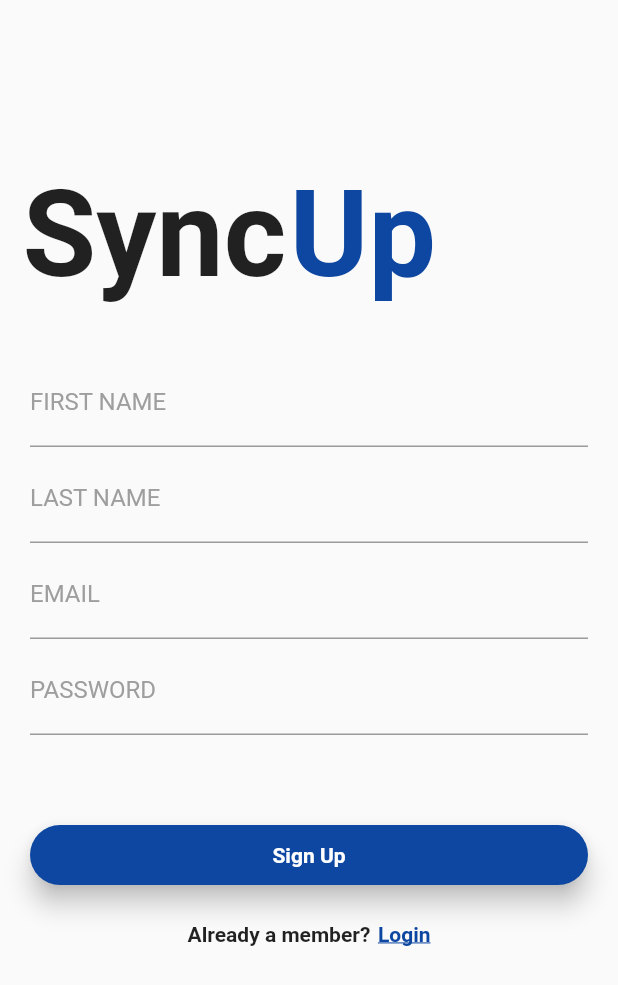
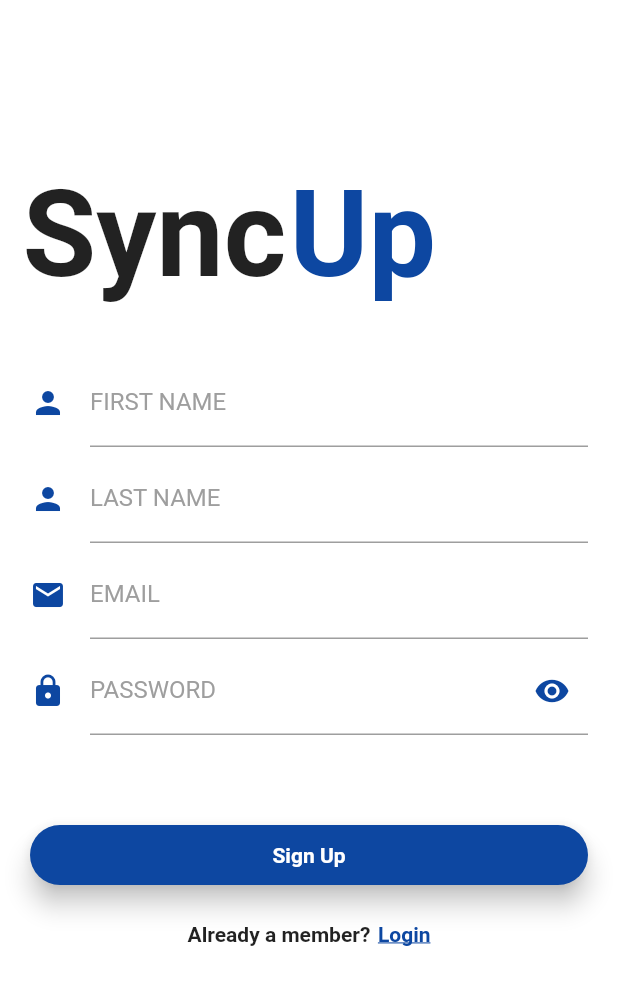
Before and after one commit to TeddyBonkerz/SyncUp, a Flutter app: the screen it shows after launch, after a tap on "Register", on a phone screen of 412 x 824 dp. Shown: the top 985 px of the screen. Run offline on Flutter 3.47's test engine with Material 2 defaults, Android fonts, the light colour scheme and no system bars; our stand-ins replace google_fonts; Roboto replaces fonts that are missing (Montserrat).

Commit message:
Made a few UI additions to the login and register pages.

```diff
--- /dev/null
+++ b/lib/constants.dart
@@ -0,0 +1,4 @@
+import 'package:flutter/material.dart';
+
+const primaryColor = Color(0xFF0D47A1);
+const primaryLightColor = Color(0xFF2196F3);
--- a/lib/main.dart
+++ b/lib/main.dart
@@ -1,4 +1,5 @@
 import 'package:flutter/material.dart';
+import 'constants.dart';
 import 'screens/login.dart';
 import 'screens/signup.dart';
 import 'screens/homepage.dart';
@@ -13,8 +14,12 @@ class MyApp extends StatelessWidget {
   @override
   Widget build(BuildContext context) {
     return MaterialApp(
-      title: 'Flutter Demo',
+      title: 'Flutter App',
       debugShowCheckedModeBanner: false,
+      theme: ThemeData(
+        primaryColor: primaryColor,
+        scaffoldBackgroundColor: Colors.white,
+      ),
       routes: <String, WidgetBuilder>{
         '/signup': (BuildContext context) => new SignUpScreen(),
         '/homepage': (BuildContext context) => new HomepageScreen()
--- a/lib/screens/login.dart
+++ b/lib/screens/login.dart
@@ -1,5 +1,6 @@
 import 'package:flutter/material.dart';
 import 'package:google_fonts/google_fonts.dart';
+import '../constants.dart';
 import 'package:flutter/services.dart';
 
 class LoginScreen extends StatefulWidget {
@@ -37,7 +38,7 @@ class _LoginScreenState extends State<LoginScreen> {
                       textStyle: TextStyle(
                           fontSize: 80.0,
                           fontWeight: FontWeight.bold,
-                          color: Colors.blue[900]),
+                          color: primaryColor),
                     ),
                   ),
                 ),
@@ -51,13 +52,17 @@ class _LoginScreenState extends State<LoginScreen> {
                 //Email Field
                 TextField(
                   decoration: InputDecoration(
+                    icon: Icon(
+                      Icons.email,
+                      color: primaryColor,
+                    ),
                     labelText: 'EMAIL',
                     labelStyle: TextStyle(
                         //fontWeight: FontWeight.bold,
                         fontFamily: 'Montserrat',
                         color: Colors.grey),
                     focusedBorder: UnderlineInputBorder(
-                      borderSide: BorderSide(color: Colors.blue[900]),
+                      borderSide: BorderSide(color: primaryColor),
                     ),
                   ),
                 ),
@@ -65,13 +70,21 @@ class _LoginScreenState extends State<LoginScreen> {
                 //Password Field
                 TextField(
                   decoration: InputDecoration(
+                    icon: Icon(
+                      Icons.lock,
+                      color: primaryColor,
+                    ),
+                    suffixIcon: Icon(
+                      Icons.visibility,
+                      color: primaryColor,
+                    ),
                     labelText: 'PASSWORD',
                     labelStyle: TextStyle(
                         //fontWeight: FontWeight.bold,
                         fontFamily: 'Montserrat',
                         color: Colors.grey),
                     focusedBorder: UnderlineInputBorder(
-                      borderSide: BorderSide(color: Colors.blue[900]),
+                      borderSide: BorderSide(color: primaryColor),
                     ),
                   ),
                   obscureText: true,
@@ -86,7 +99,7 @@ class _LoginScreenState extends State<LoginScreen> {
                       'Forgot Password',
                       style: GoogleFonts.mcLaren(
                         textStyle: TextStyle(
-                            color: Colors.blue[900],
+                            color: primaryColor,
                             fontWeight: FontWeight.bold,
                             decoration: TextDecoration.underline),
                       ),
@@ -100,7 +113,7 @@ class _LoginScreenState extends State<LoginScreen> {
                   child: Material(
                     borderRadius: BorderRadius.circular(20.0),
                     shadowColor: Colors.blueAccent[900],
-                    color: Colors.blue[900],
+                    color: primaryColor,
                     elevation: 7.0,
                     child: GestureDetector(
                       onTap: () {
@@ -140,7 +153,7 @@ class _LoginScreenState extends State<LoginScreen> {
                         'Register',
                         style: GoogleFonts.mcLaren(
                           textStyle: TextStyle(
-                              color: Colors.blue[900],
+                              color: primaryColor,
                               fontWeight: FontWeight.bold,
                               decoration: TextDecoration.underline),
                         ),
--- a/lib/screens/signup.dart
+++ b/lib/screens/signup.dart
@@ -1,5 +1,6 @@
 import 'package:flutter/material.dart';
 import 'package:flutter/services.dart';
+import '../constants.dart';
 
 class SignUpScreen extends StatefulWidget {
   @override
@@ -33,7 +34,7 @@ class _SignUpScreenState extends State<SignUpScreen> {
                     style: TextStyle(
                         fontSize: 80.0,
                         fontWeight: FontWeight.bold,
-                        color: Colors.blue[900]),
+                        color: primaryColor),
                   ),
                 )
               ],
@@ -46,13 +47,17 @@ class _SignUpScreenState extends State<SignUpScreen> {
                 //First Name Field
                 TextField(
                   decoration: InputDecoration(
+                    icon: Icon(
+                      Icons.person,
+                      color: primaryColor,
+                    ),
                     labelText: 'FIRST NAME',
                     labelStyle: TextStyle(
                         //fontWeight: FontWeight.bold,
                         fontFamily: 'Montserrat',
                         color: Colors.grey),
                     focusedBorder: UnderlineInputBorder(
-                      borderSide: BorderSide(color: Colors.blue[900]),
+                      borderSide: BorderSide(color: primaryColor),
                     ),
                   ),
                 ),
@@ -60,13 +65,17 @@ class _SignUpScreenState extends State<SignUpScreen> {
                 //Last Name Field
                 TextField(
                   decoration: InputDecoration(
+                    icon: Icon(
+                      Icons.person,
+                      color: primaryColor,
+                    ),
                     labelText: 'LAST NAME',
                     labelStyle: TextStyle(
                         //fontWeight: FontWeight.bold,
                         fontFamily: 'Montserrat',
                         color: Colors.grey),
                     focusedBorder: UnderlineInputBorder(
-                      borderSide: BorderSide(color: Colors.blue[900]),
+                      borderSide: BorderSide(color: primaryColor),
                     ),
                   ),
                 ),
@@ -74,13 +83,17 @@ class _SignUpScreenState extends State<SignUpScreen> {
                 //Email Field
                 TextField(
                   decoration: InputDecoration(
+                    icon: Icon(
+                      Icons.email,
+                      color: primaryColor,
+                    ),
                     labelText: 'EMAIL',
                     labelStyle: TextStyle(
                         //fontWeight: FontWeight.bold,
                         fontFamily: 'Montserrat',
                         color: Colors.grey),
                     focusedBorder: UnderlineInputBorder(
-                      borderSide: BorderSide(color: Colors.blue[900]),
+                      borderSide: BorderSide(color: primaryColor),
                     ),
                   ),
                 ),
@@ -88,13 +101,21 @@ class _SignUpScreenState extends State<SignUpScreen> {
                 //Password Field
                 TextField(
                   decoration: InputDecoration(
+                    icon: Icon(
+                      Icons.lock,
+                      color: primaryColor,
+                    ),
+                    suffixIcon: Icon(
+                      Icons.visibility,
+                      color: primaryColor,
+                    ),
                     labelText: 'PASSWORD',
                     labelStyle: TextStyle(
                         //fontWeight: FontWeight.bold,
                         fontFamily: 'Montserrat',
                         color: Colors.grey),
                     focusedBorder: UnderlineInputBorder(
-                      borderSide: BorderSide(color: Colors.blue[900]),
+                      borderSide: BorderSide(color: primaryColor),
                     ),
                   ),
                   obscureText: true,
@@ -106,7 +127,7 @@ class _SignUpScreenState extends State<SignUpScreen> {
                   child: Material(
                     borderRadius: BorderRadius.circular(20.0),
                     shadowColor: Colors.blueAccent[900],
-                    color: Colors.blue[900],
+                    color: primaryColor,
                     elevation: 7.0,
                     child: GestureDetector(
                       onTap: () {},
@@ -142,7 +163,7 @@ class _SignUpScreenState extends State<SignUpScreen> {
                       child: Text(
                         'Login',
                         style: TextStyle(
-                            color: Colors.blue[900],
+                            color: primaryColor,
                             fontWeight: FontWeight.bold,
                             fontFamily: 'Montserrat',
                             decoration: TextDecoration.underline),
--- a/pubspec.yaml
+++ b/pubspec.yaml
@@ -30,6 +30,7 @@ dependencies:
   # Use with the CupertinoIcons class for iOS style icons.
   cupertino_icons: ^1.0.0
   google_fonts: ^0.2.0
+  flutter_svg: ^0.17.4
 
 dev_dependencies:
   flutter_test:
```
Also changed, not shown: pubspec.lock.
